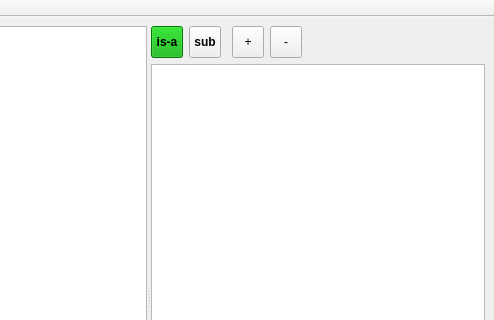
Above: ui/kbeditorwindow.ui from vinni-au/nya-cats before the change; both pictures show x 306 to 800 and y 0 to 320 of the 800 by 600 pixel window. Below: the same form after it.
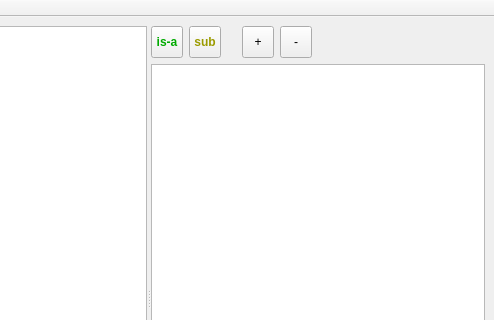
That is the form after the change. Icons and pictures are not drawn. Custom widgets are drawn as their Qt base class.

Commit message: Ещё чуток форму допилил

```diff
--- a/ui/kbeditorwindow.ui
+++ b/ui/kbeditorwindow.ui
@@ -144,7 +144,10 @@
              <string>Провести связь is-a</string>
             </property>
             <property name="styleSheet">
-             <string notr="true">background-color: rgb(0, 170, 0);</string>
+             <string notr="true">QToolButton {
+	color:rgb(0, 170, 0);
+}
+</string>
             </property>
             <property name="text">
              <string>is-a</string>
@@ -177,6 +180,11 @@
             <property name="toolTip">
              <string>Провести связь sub-frame</string>
             </property>
+            <property name="styleSheet">
+             <string notr="true">QToolButton {
+	color: rgb(155, 155, 0);
+}</string>
+            </property>
             <property name="text">
              <string>sub</string>
             </property>
@@ -195,7 +203,7 @@
             </property>
             <property name="sizeHint" stdset="0">
              <size>
-              <width>5</width>
+              <width>15</width>
               <height>20</height>
              </size>
             </property>
```
